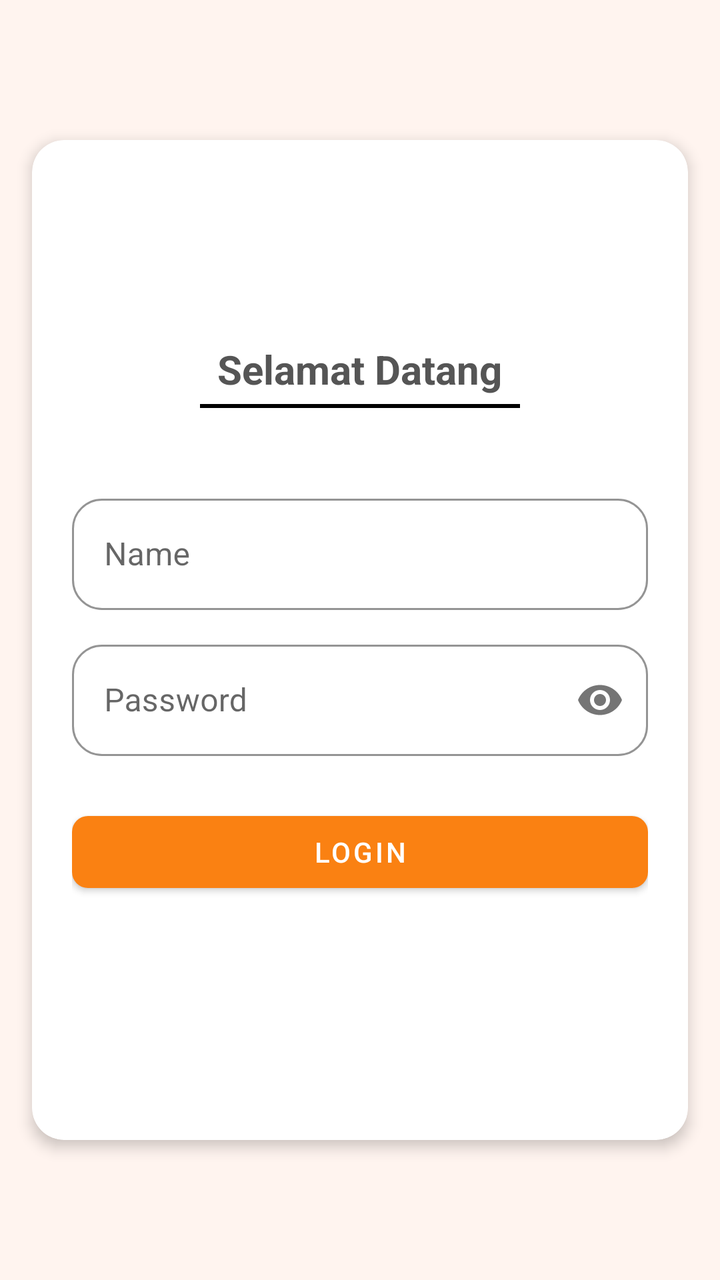
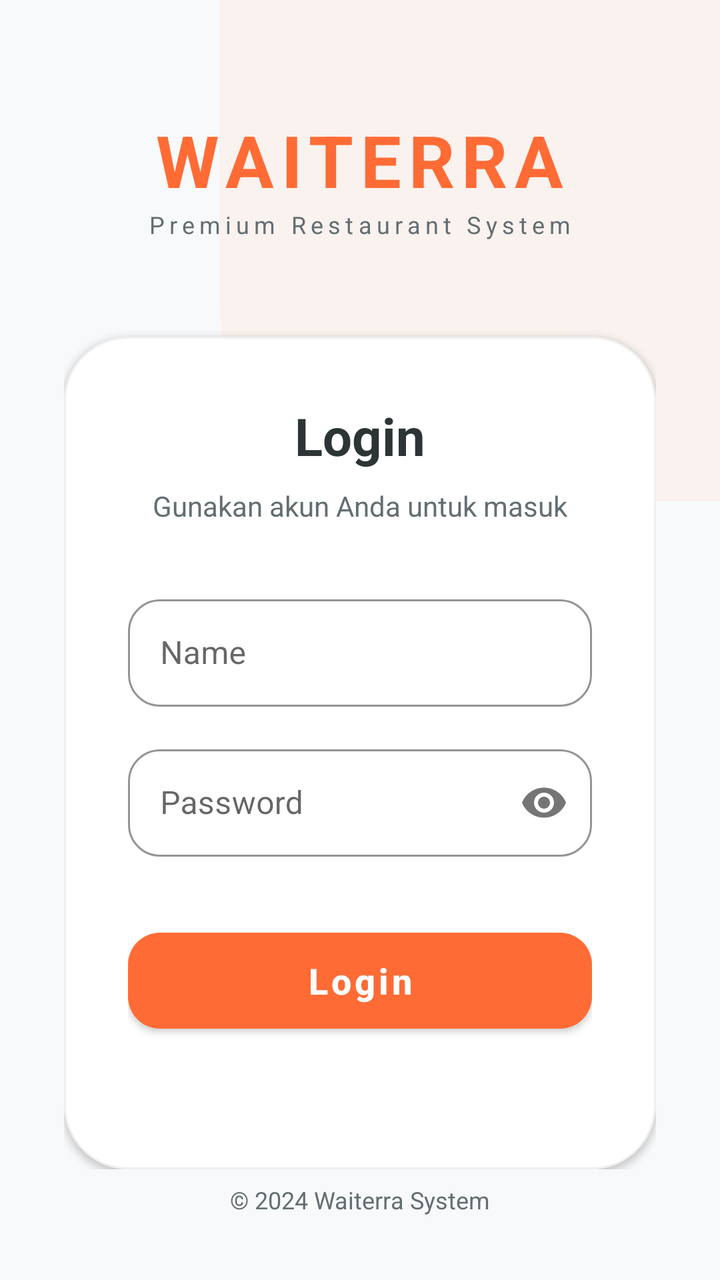

Compare the two renders of this Android layout. The source of the first and the diff that turns it into the second are given below.
<!-- AndroidManifest.xml: application theme Theme.Laundry -->
<!-- res/layout/login_view.xml -->
<?xml version="1.0" encoding="utf-8"?>
<androidx.constraintlayout.widget.ConstraintLayout xmlns:android="http://schemas.android.com/apk/res/android"
    xmlns:app="http://schemas.android.com/apk/res-auto"
    xmlns:tools="http://schemas.android.com/tools"
    android:layout_width="match_parent"
    android:layout_height="match_parent"
    android:background="@color/w">


    <com.google.android.material.card.MaterialCardView
        android:id="@+id/cardContainer"
        android:layout_width="match_parent"
        android:layout_height="500dp"
        android:layout_margin="16dp"
        app:cardBackgroundColor="@color/white"
        app:cardCornerRadius="16dp"
        app:cardElevation="4dp"
        app:layout_constraintTop_toTopOf="parent"
        app:layout_constraintStart_toStartOf="parent"
        app:layout_constraintEnd_toEndOf="parent"
        app:layout_constraintBottom_toBottomOf="parent"

        >

        <LinearLayout
            android:layout_width="match_parent"
            android:layout_height="match_parent"
            android:gravity="center_vertical"
            android:hapticFeedbackEnabled="false"
            android:orientation="vertical"
            android:padding="20sp"
            app:layout_constraintBottom_toBottomOf="parent"
            app:layout_constraintTop_toTopOf="parent"
            app:layout_constraintVertical_bias="0.5">


            <TextView
                android:id="@+id/textView"
                android:layout_width="wrap_content"
                android:layout_height="wrap_content"
                android:layout_gravity="center"
                android:layout_marginBottom="4dp"
                android:text="Selamat Datang"
                android:textAllCaps="false"
                android:textColor="#555555"
                android:textSize="20sp"
                android:textStyle="bold" />

            <View
                android:layout_width="160dp"
                android:layout_height="2dp"
                android:layout_gravity="center"
                android:layout_marginBottom="40dp"
                android:background="@color/black" />

            <com.google.android.material.textfield.TextInputLayout
                style="@style/Widget.MaterialComponents.TextInputLayout.OutlinedBox"
                android:layout_width="match_parent"
                android:layout_height="wrap_content"
                android:layout_marginBottom="12dp"
                android:hint="@string/name"
                app:boxBackgroundColor="@color/white"
                app:boxCornerRadiusBottomEnd="15dp"
                app:boxCornerRadiusBottomStart="15dp"
                app:boxCornerRadiusTopEnd="15dp"
                app:boxCornerRadiusTopStart="15dp"
                app:boxStrokeColor="@color/orange_nav"
                app:hintTextColor="@color/orange_nav">

                <com.google.android.material.textfield.TextInputEditText
                    android:id="@+id/LoginName"
                    android:layout_width="match_parent"
                    android:layout_height="wrap_content"
                    android:inputType="text" />

            </com.google.android.material.textfield.TextInputLayout>

            <com.google.android.material.textfield.TextInputLayout
                style="@style/Widget.MaterialComponents.TextInputLayout.OutlinedBox"
                android:layout_width="match_parent"
                android:layout_height="wrap_content"
                android:hint="@string/password"
                app:boxBackgroundColor="@color/white"
                app:boxCornerRadiusBottomEnd="15dp"
                app:boxCornerRadiusBottomStart="15dp"
                app:boxCornerRadiusTopEnd="15dp"
                app:boxCornerRadiusTopStart="15dp"
                app:boxStrokeColor="@color/orange_nav"
                app:hintTextColor="@color/orange_nav"
                app:passwordToggleEnabled="true">

                <com.google.android.material.textfield.TextInputEditText
                    android:id="@+id/LoginPassword"
                    android:layout_width="match_parent"
                    android:layout_height="wrap_content"
                    android:inputType="textPassword" />
            </com.google.android.material.textfield.TextInputLayout>


            <com.google.android.material.button.MaterialButton
                android:id="@+id/LoginButton"
                android:layout_width="match_parent"
                android:layout_height="wrap_content"
                android:layout_marginTop="24dp"
                android:text="@string/login"
                android:textColor="@color/white"
                app:backgroundTint="@color/orange_nav"
                app:cornerRadius="8dp"
                app:strokeWidth="0dp" />

            <TextView
                android:id="@+id/debugLogin"
                android:layout_width="match_parent"
                android:layout_height="wrap_content"
                android:text=""
                />
        </LinearLayout>

    </com.google.android.material.card.MaterialCardView>



</androidx.constraintlayout.widget.ConstraintLayout>
<!-- resources referenced by this layout -->
<resources>
  <color name="black">#000000</color>
  <color name="orange_nav">#FA8112</color>
  <color name="w">#fff4ef</color>
  <color name="white">#ffffff</color>
  <string name="login">Login</string>
  <string name="name">Name</string>
  <string name="password">Password</string>
  <style name="Theme.Laundry" parent="Theme.MaterialComponents.DayNight.DarkActionBar">
          
          <item name="colorPrimary">@color/button</item>
          <item name="colorPrimaryVariant">@color/button</item>
          <item name="colorOnPrimary">@color/white</item>
          
  
          <item name="colorSecondaryVariant">@color/black</item>
          <item name="colorOnSecondary">@color/text</item>
          
          <item name="android:statusBarColor">?attr/colorPrimaryVariant</item>
          
          <item name="android:windowBackground">@color/background</item>
      </style>
  <color name="button">#6200EE</color>
  <color name="text">#212121</color>
  <color name="background">#F5F5F5</color>
</resources>

<!-- the commit's change to res/layout/login_view.xml (unified diff, before → after) -->
@@ -1,123 +1,169 @@
 <?xml version="1.0" encoding="utf-8"?>
 <androidx.constraintlayout.widget.ConstraintLayout xmlns:android="http://schemas.android.com/apk/res/android"
     xmlns:app="http://schemas.android.com/apk/res-auto"
-    xmlns:tools="http://schemas.android.com/tools"
     android:layout_width="match_parent"
     android:layout_height="match_parent"
-    android:background="@color/w">
+    android:background="@color/food_bg">
 
+    
+    <View
+        android:layout_width="400dp"
+        android:layout_height="400dp"
+        android:background="@drawable/nav_item_active_bg"
+        android:backgroundTint="@color/food_accent_light"
+        android:alpha="0.2"
+        app:layout_constraintEnd_toEndOf="parent"
+        app:layout_constraintTop_toTopOf="parent"
+        android:layout_marginEnd="-150dp"
+        android:layout_marginTop="-150dp" />
 
-    <com.google.android.material.card.MaterialCardView
-        android:id="@+id/cardContainer"
+    <LinearLayout
         android:layout_width="match_parent"
-        android:layout_height="500dp"
-        android:layout_margin="16dp"
-        app:cardBackgroundColor="@color/white"
-        app:cardCornerRadius="16dp"
-        app:cardElevation="4dp"
-        app:layout_constraintTop_toTopOf="parent"
-        app:layout_constraintStart_toStartOf="parent"
-        app:layout_constraintEnd_toEndOf="parent"
+        android:layout_height="wrap_content"
+        android:orientation="vertical"
+        android:padding="32dp"
         app:layout_constraintBottom_toBottomOf="parent"
+        app:layout_constraintTop_toTopOf="parent">
 
-        >
+        
+        <TextView
+            android:layout_width="wrap_content"
+            android:layout_height="wrap_content"
+            android:text="WAITERRA"
+            android:textColor="@color/food_primary"
+            android:textSize="36sp"
+            android:textStyle="bold"
+            android:layout_gravity="center"
+            android:letterSpacing="0.1" />
 
-        <LinearLayout
+        <TextView
+            android:layout_width="wrap_content"
+            android:layout_height="wrap_content"
+            android:text="Premium Restaurant System"
+            android:textColor="@color/food_text_gray"
+            android:textSize="12sp"
+            android:layout_gravity="center"
+            android:layout_marginBottom="48dp"
+            android:letterSpacing="0.2" />
+
+        
+        <com.google.android.material.card.MaterialCardView
             android:layout_width="match_parent"
-            android:layout_height="match_parent"
-            android:gravity="center_vertical"
-            android:hapticFeedbackEnabled="false"
-            android:orientation="vertical"
-            android:padding="20sp"
-            app:layout_constraintBottom_toBottomOf="parent"
-            app:layout_constraintTop_toTopOf="parent"
-            app:layout_constraintVertical_bias="0.5">
+            android:layout_height="wrap_content"
+            app:cardCornerRadius="32dp"
+            app:cardElevation="2dp"
+            app:cardPreventCornerOverlap="false"
+            app:strokeWidth="1dp"
+            app:strokeColor="#F0F0F0"
+            app:cardBackgroundColor="@color/white">
 
-
-            <TextView
-                android:id="@+id/textView"
-                android:layout_width="wrap_content"
-                android:layout_height="wrap_content"
-                android:layout_gravity="center"
-                android:layout_marginBottom="4dp"
-                android:text="Selamat Datang"
-                android:textAllCaps="false"
-                android:textColor="#555555"
-                android:textSize="20sp"
-                android:textStyle="bold" />
-
-            <View
-                android:layout_width="160dp"
-                android:layout_height="2dp"
-                android:layout_gravity="center"
-                android:layout_marginBottom="40dp"
-                android:background="@color/black" />
-
-            <com.google.android.material.textfield.TextInputLayout
-                style="@style/Widget.MaterialComponents.TextInputLayout.OutlinedBox"
+            <LinearLayout
                 android:layout_width="match_parent"
                 android:layout_height="wrap_content"
-                android:layout_marginBottom="12dp"
-                android:hint="@string/name"
-                app:boxBackgroundColor="@color/white"
-                app:boxCornerRadiusBottomEnd="15dp"
-                app:boxCornerRadiusBottomStart="15dp"
-                app:boxCornerRadiusTopEnd="15dp"
-                app:boxCornerRadiusTopStart="15dp"
-                app:boxStrokeColor="@color/orange_nav"
-                app:hintTextColor="@color/orange_nav">
+                android:orientation="vertical"
+                android:gravity="center"
+                android:padding="32dp">
 
-                <com.google.android.material.textfield.TextInputEditText
-                    android:id="@+id/LoginName"
+                <TextView
+                    android:layout_width="wrap_content"
+                    android:layout_height="wrap_content"
+                    android:text="Login"
+                    android:textColor="@color/food_text_dark"
+                    android:textSize="26sp"
+                    android:textStyle="bold"
+                    android:layout_marginBottom="8dp" />
+
+                <TextView
+                    android:layout_width="wrap_content"
+                    android:layout_height="wrap_content"
+                    android:text="Gunakan akun Anda untuk masuk"
+                    android:textColor="@color/food_text_gray"
+                    android:textSize="14sp"
+                    android:layout_marginBottom="32dp" />
+
+                <com.google.android.material.textfield.TextInputLayout
+                    style="@style/Widget.MaterialComponents.TextInputLayout.OutlinedBox"
                     android:layout_width="match_parent"
                     android:layout_height="wrap_content"
-                    android:inputType="text" />
+                    android:layout_marginBottom="16dp"
+                    android:hint="@string/name"
+                    app:boxCornerRadiusBottomEnd="16dp"
+                    app:boxCornerRadiusBottomStart="16dp"
+                    app:boxCornerRadiusTopEnd="16dp"
+                    app:boxCornerRadiusTopStart="16dp"
+                    app:boxStrokeColor="@color/food_primary"
+                    app:hintTextColor="@color/food_primary">
 
-            </com.google.android.material.textfield.TextInputLayout>
+                    <com.google.android.material.textfield.TextInputEditText
+                        android:id="@+id/LoginName"
+                        android:layout_width="match_parent"
+                        android:layout_height="wrap_content"
+                        android:inputType="text"
+                        android:paddingVertical="16dp"
+                        android:textColor="@color/food_text_dark" />
 
-            <com.google.android.material.textfield.TextInputLayout
-                style="@style/Widget.MaterialComponents.TextInputLayout.OutlinedBox"
-                android:layout_width="match_parent"
-                android:layout_height="wrap_content"
-                android:hint="@string/password"
-                app:boxBackgroundColor="@color/white"
-                app:boxCornerRadiusBottomEnd="15dp"
-                app:boxCornerRadiusBottomStart="15dp"
-                app:boxCornerRadiusTopEnd="15dp"
-                app:boxCornerRadiusTopStart="15dp"
-                app:boxStrokeColor="@color/orange_nav"
-                app:hintTextColor="@color/orange_nav"
-                app:passwordToggleEnabled="true">
+                </com.google.android.material.textfield.TextInputLayout>
 
-                <com.google.android.material.textfield.TextInputEditText
-                    android:id="@+id/LoginPassword"
+                <com.google.android.material.textfield.TextInputLayout
+                    style="@style/Widget.MaterialComponents.TextInputLayout.OutlinedBox"
                     android:layout_width="match_parent"
                     android:layout_height="wrap_content"
-                    android:inputType="textPassword" />
-            </com.google.android.material.textfield.TextInputLayout>
+                    android:layout_marginBottom="32dp"
+                    android:hint="@string/password"
+                    app:boxCornerRadiusBottomEnd="16dp"
+                    app:boxCornerRadiusBottomStart="16dp"
+                    app:boxCornerRadiusTopEnd="16dp"
+                    app:boxCornerRadiusTopStart="16dp"
+                    app:boxStrokeColor="@color/food_primary"
+                    app:hintTextColor="@color/food_primary"
+                    app:passwordToggleEnabled="true">
 
+                    <com.google.android.material.textfield.TextInputEditText
+                        android:id="@+id/LoginPassword"
+                        android:layout_width="match_parent"
+                        android:layout_height="wrap_content"
+                        android:inputType="textPassword"
+                        android:paddingVertical="16dp"
+                        android:textColor="@color/food_text_dark" />
+                </com.google.android.material.textfield.TextInputLayout>
 
-            <com.google.android.material.button.MaterialButton
-                android:id="@+id/LoginButton"
-                android:layout_width="match_parent"
-                android:layout_height="wrap_content"
-                android:layout_marginTop="24dp"
-                android:text="@string/login"
-                android:textColor="@color/white"
-                app:backgroundTint="@color/orange_nav"
-                app:cornerRadius="8dp"
-                app:strokeWidth="0dp" />
+                <com.google.android.material.button.MaterialButton
+                    android:id="@+id/LoginButton"
+                    android:layout_width="match_parent"
+                    android:layout_height="60dp"
+                    android:text="@string/login"
+                    android:textAllCaps="false"
+                    android:textSize="18sp"
+                    android:textStyle="bold"
+                    android:textColor="@color/white"
+                    app:backgroundTint="@color/food_primary"
+                    app:cornerRadius="16dp"
+                    app:elevation="4dp" />
 
-            <TextView
-                android:id="@+id/debugLogin"
-                android:layout_width="match_parent"
-                android:layout_height="wrap_content"
-                android:text=""
-                />
-        </LinearLayout>
+                <TextView
+                    android:id="@+id/debugLogin"
+                    android:layout_width="match_parent"
+                    android:layout_height="wrap_content"
+                    android:layout_marginTop="16dp"
+                    android:gravity="center"
+                    android:text=""
+                    android:textColor="@android:color/holo_red_dark"
+                    android:textSize="12sp" />
 
-    </com.google.android.material.card.MaterialCardView>
+            </LinearLayout>
+        </com.google.android.material.card.MaterialCardView>
 
+    </LinearLayout>
 
+    <TextView
+        android:layout_width="wrap_content"
+        android:layout_height="wrap_content"
+        android:text="© 2024 Waiterra System"
+        android:textColor="@color/food_text_gray"
+        android:textSize="12sp"
+        app:layout_constraintBottom_toBottomOf="parent"
+        app:layout_constraintEnd_toEndOf="parent"
+        app:layout_constraintStart_toStartOf="parent"
+        android:layout_marginBottom="32dp" />
 
 </androidx.constraintlayout.widget.ConstraintLayout>
<!-- resource entries referenced after the edit -->
@@ -1,9 +1,17 @@
 <!-- resources referenced by this layout -->
 <resources>
-  <color name="black">#000000</color>
-  <color name="orange_nav">#FA8112</color>
-  <color name="w">#fff4ef</color>
+  <color name="food_accent_light">#FFD9C0</color>
+  <color name="food_bg">#F8F9FA</color>
+  <color name="food_primary">#FF6B35</color>
+  <color name="food_text_dark">#2D3436</color>
+  <color name="food_text_gray">#636E72</color>
   <color name="white">#ffffff</color>
+  <!-- drawable nav_item_active_bg (drawable) -->
+  <?xml version="1.0" encoding="utf-8"?>
+  <shape xmlns:android="http://schemas.android.com/apk/res/android">
+      <solid android:color="@color/orange_nav" />
+      <corners android:radius="100dp" />
+  </shape>
   <string name="login">Login</string>
   <string name="name">Name</string>
   <string name="password">Password</string>
@@ -21,7 +29,9 @@
           
           <item name="android:windowBackground">@color/background</item>
       </style>
+  <color name="orange_nav">#FA8112</color>
   <color name="button">#6200EE</color>
+  <color name="black">#000000</color>
   <color name="text">#212121</color>
   <color name="background">#F5F5F5</color>
 </resources>
